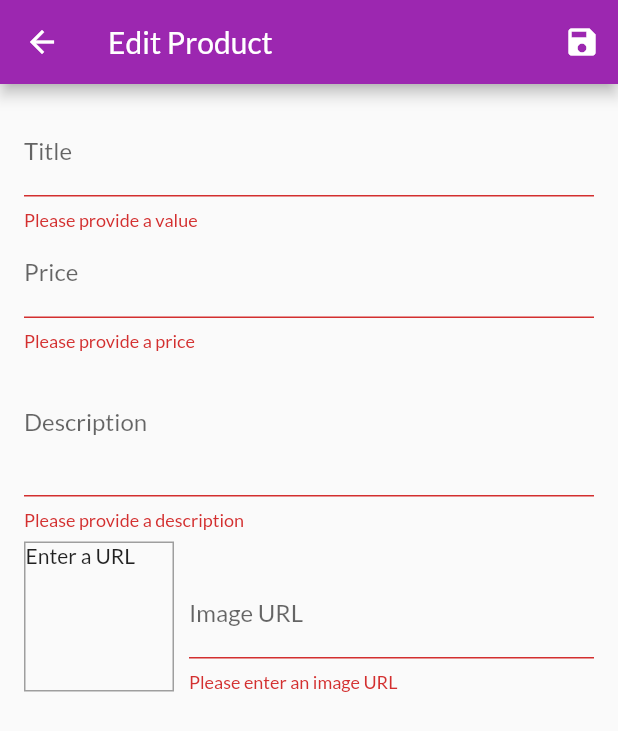
After one commit to PurvaG1700/E-commerce-app, a Flutter app: the EditProductScreen screen opened by its route, after a tap on the "save" icon, on a phone screen of 412 x 824 dp. The commit adds this screen. Shown: the top 731 px of the screen. Run offline on Flutter 3.47's test engine with Material 2 defaults, Android fonts, the phone set to English and light mode, and no system bars; network calls fail.

Commit message:
Added the add new product screen with validations

```diff
--- a/ecom_app/lib/main.dart
+++ b/ecom_app/lib/main.dart
@@ -1,4 +1,3 @@
-
 import 'package:flutter/material.dart';
 import 'package:provider/provider.dart';
 
@@ -6,6 +5,7 @@
 import 'screens/products_overview_screen.dart';
 import 'screens/cart_screen.dart';
 import 'screens/orders_screen.dart';
+import 'screens/edit_product_screen.dart';
 import 'screens/user_products_screen.dart';
 import 'providers/products.dart';
 import 'providers/cart.dart';
@@ -46,6 +46,7 @@
           CartScreen.routeName: (ctx) => CartScreen(),
           OrdersScreen.routeName: (ctx) => OrdersScreen(),
           UserProductsScreen.routeName: (ctx) => UserProductsScreen(),
+          EditProductScreen.routeName: (ctx) => EditProductScreen(),
         },
       ),
     );
--- a/ecom_app/lib/providers/products.dart
+++ b/ecom_app/lib/providers/products.dart
@@ -44,8 +44,9 @@
 
     return [..._items];
   }
-  List<Product> get favouriteItems{
-    return _items.where((prod) => prod.isFavourite==true).toList();
+
+  List<Product> get favouriteItems {
+    return _items.where((prod) => prod.isFavourite == true).toList();
   }
 
   // void showFavouritesOnly(){
@@ -60,4 +61,17 @@
   Product findById(String productId) {
     return _items.firstWhere((prod) => prod.id == productId);
   }
+
+  void addProduct(Product product) {
+    final newProduct = Product(
+      description: product.description,
+      imageUrl: product.imageUrl,
+      price: product.price,
+      title: product.title,
+      id: DateTime.now().toString(),
+
+    );
+    _items.add(newProduct);
+    notifyListeners();
+  }
 }
--- /dev/null
+++ b/ecom_app/lib/screens/edit_product_screen.dart
@@ -0,0 +1,209 @@
+import 'package:provider/provider.dart';
+import 'package:flutter/material.dart';
+import '../providers/product.dart';
+import '../providers/products.dart';
+
+class EditProductScreen extends StatefulWidget {
+  static const routeName = '/edit-product';
+
+  @override
+  _EditProductScreenState createState() => _EditProductScreenState();
+}
+
+class _EditProductScreenState extends State<EditProductScreen> {
+  final _imageUrlController = TextEditingController();
+  final _imageUrlFocusNode = FocusNode();
+  final _form = GlobalKey<FormState>();
+  var _editedProduct = Product(
+    id: null,
+    title: '',
+    price: 0,
+    description: '',
+    imageUrl: '',
+  );
+
+  @override
+  void initState() {
+    // TODO: implement initState
+    _imageUrlFocusNode.addListener(_updateImageUrl);
+    super.initState();
+  }
+
+  @override
+  void dispose() {
+    // TODO: implement dispose
+    _imageUrlFocusNode.removeListener(_updateImageUrl);
+    _imageUrlController.dispose();
+    _imageUrlController.dispose();
+    super.dispose();
+  }
+
+  void _updateImageUrl() {
+    if (!_imageUrlFocusNode.hasFocus) {
+      setState(() {});
+    }
+  }
+
+  void _saveForm() {
+    final isValid = _form.currentState.validate();
+    if (!isValid) {
+      return;
+    }
+    _form.currentState.save();
+
+    Provider.of<Products>(context,listen: false).addProduct(_editedProduct);
+    Navigator.of(context).pop();
+  }
+
+  @override
+  Widget build(BuildContext context) {
+    return Scaffold(
+      appBar: AppBar(
+        title: Text('Edit Product'),
+        actions: [
+          IconButton(
+            icon: Icon(Icons.save),
+            onPressed: _saveForm,
+          )
+        ],
+      ),
+      body: Padding(
+        padding: EdgeInsets.all(16),
+        child: Form(
+          key: _form,
+          child: ListView(
+            children: [
+              TextFormField(
+                decoration: InputDecoration(labelText: 'Title'),
+                textInputAction: TextInputAction.next,
+                onSaved: (value) {
+                  _editedProduct = Product(
+                    title: value,
+                    price: _editedProduct.price,
+                    description: _editedProduct.description,
+                    id: _editedProduct.id,
+                    imageUrl: _editedProduct.imageUrl,
+                  );
+                },
+                validator: (value) {
+                  if (value.isEmpty) {
+                    return 'Please provide a value';
+                  }
+                  return null;
+                },
+              ),
+              TextFormField(
+                decoration: InputDecoration(labelText: 'Price'),
+                textInputAction: TextInputAction.next,
+                keyboardType: TextInputType.number,
+                onSaved: (value) {
+                  _editedProduct = Product(
+                    title: _editedProduct.title,
+                    price: double.parse(value),
+                    description: _editedProduct.description,
+                    id: _editedProduct.id,
+                    imageUrl: _editedProduct.imageUrl,
+                  );
+                },
+                validator: (value) {
+                  if (value.isEmpty) {
+                    return 'Please provide a price';
+                  }
+                  if (double.tryParse(value) == null) {
+                    return 'Please enter a valid price';
+                  }
+                  if (double.parse(value) <= 0) {
+                    return 'Please enter a number greater than 0';
+                  }
+                  return null;
+                },
+              ),
+              TextFormField(
+                decoration: InputDecoration(labelText: 'Description'),
+                maxLines: 3,
+                keyboardType: TextInputType.multiline,
+                onSaved: (value) {
+                  _editedProduct = Product(
+                    title: _editedProduct.title,
+                    price: _editedProduct.price,
+                    description: value,
+                    id: _editedProduct.id,
+                    imageUrl: _editedProduct.imageUrl,
+                  );
+                },
+                validator: (value) {
+                  if (value.isEmpty) {
+                    return 'Please provide a description';
+                  }
+                  if (value.length < 10) {
+                    return 'Should be atleast 10 characters long';
+                  }
+                  return null;
+                },
+              ),
+              Row(
+                crossAxisAlignment: CrossAxisAlignment.end,
+                children: [
+                  Container(
+                    width: 100,
+                    height: 100,
+                    margin: EdgeInsets.only(top: 8, right: 10),
+                    decoration: BoxDecoration(
+                      border: Border.all(
+                        width: 1,
+                        color: Colors.grey,
+                      ),
+                    ),
+                    child: _imageUrlController.text.isEmpty
+                        ? Text('Enter a URL')
+                        : FittedBox(
+                            child: Image.network(_imageUrlController.text),
+                            fit: BoxFit.fill,
+                          ),
+                  ),
+                  Expanded(
+                    child: TextFormField(
+                      decoration: InputDecoration(labelText: 'Image URL'),
+                      keyboardType: TextInputType.url,
+                      textInputAction: TextInputAction.done,
+                      controller: _imageUrlController,
+                      focusNode: _imageUrlFocusNode,
+                      onEditingComplete: () {
+                        setState(() {});
+                      },
+                      onFieldSubmitted: (_) {
+                        _saveForm();
+                      },
+                      onSaved: (value) {
+                        _editedProduct = Product(
+                          title: _editedProduct.title,
+                          price: _editedProduct.price,
+                          description: _editedProduct.description,
+                          id: _editedProduct.id,
+                          imageUrl: value,
+                        );
+                      },
+                      validator: (value) {
+                        if (value.isEmpty) {
+                          return 'Please enter an image URL';
+                        }
+                        if (!value.startsWith('http') ||
+                            !value.startsWith('https') &&
+                                (!value.endsWith('.jpg') ||
+                                    !value.endsWith('.png') ||
+                                    !value.endsWith('.jpeg'))) {
+                          return 'Please enter a valid URL';
+                        }
+                        return null;
+                      },
+                    ),
+                  ),
+                ],
+              )
+            ],
+          ),
+        ),
+      ),
+    );
+  }
+}
--- a/ecom_app/lib/screens/user_products_screen.dart
+++ b/ecom_app/lib/screens/user_products_screen.dart
@@ -1,12 +1,12 @@
-
 import 'package:flutter/material.dart';
 import 'package:provider/provider.dart';
 import '../providers/products.dart';
 import '../widgets/user_product_item.dart';
 import '../widgets/app_drawer.dart';
+import 'edit_product_screen.dart';
 
 class UserProductsScreen extends StatelessWidget {
-  static const routeName= '/user-products';
+  static const routeName = '/user-products';
   @override
   Widget build(BuildContext context) {
     final productData = Provider.of<Products>(context);
@@ -16,7 +16,9 @@
         actions: [
           IconButton(
             icon: const Icon(Icons.add),
-            onPressed: () {},
+            onPressed: () {
+              Navigator.of(context).pushNamed(EditProductScreen.routeName);
+            },
           )
         ],
       ),
```
